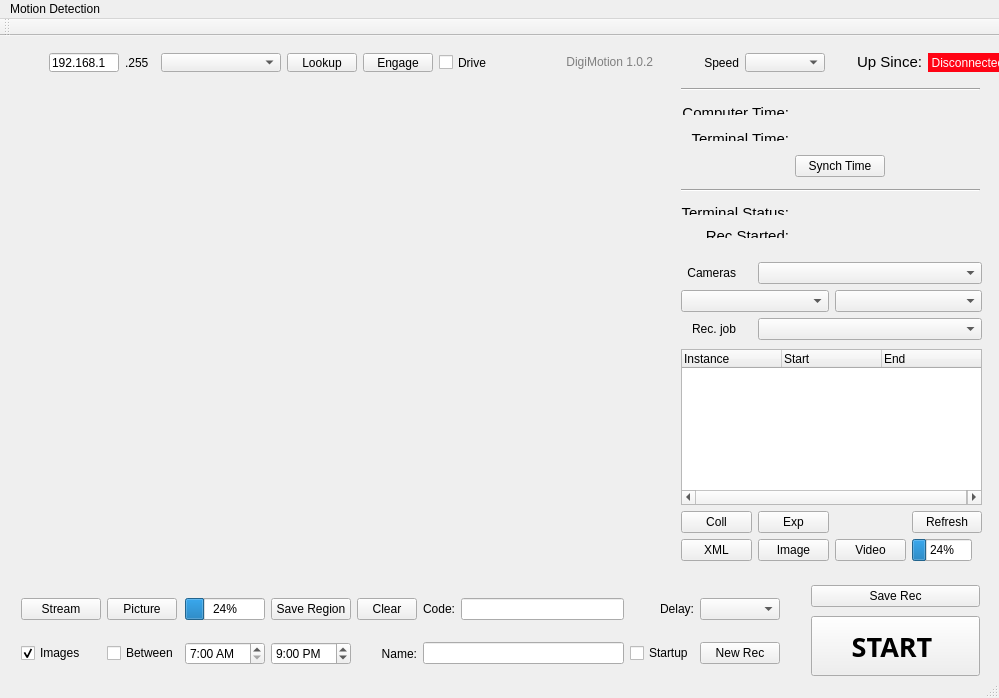
Old version of the form motion-detection/qt_region_app/qtmotion/qtmotion/mainwindow.ui in the repository GrabMotion/motion.
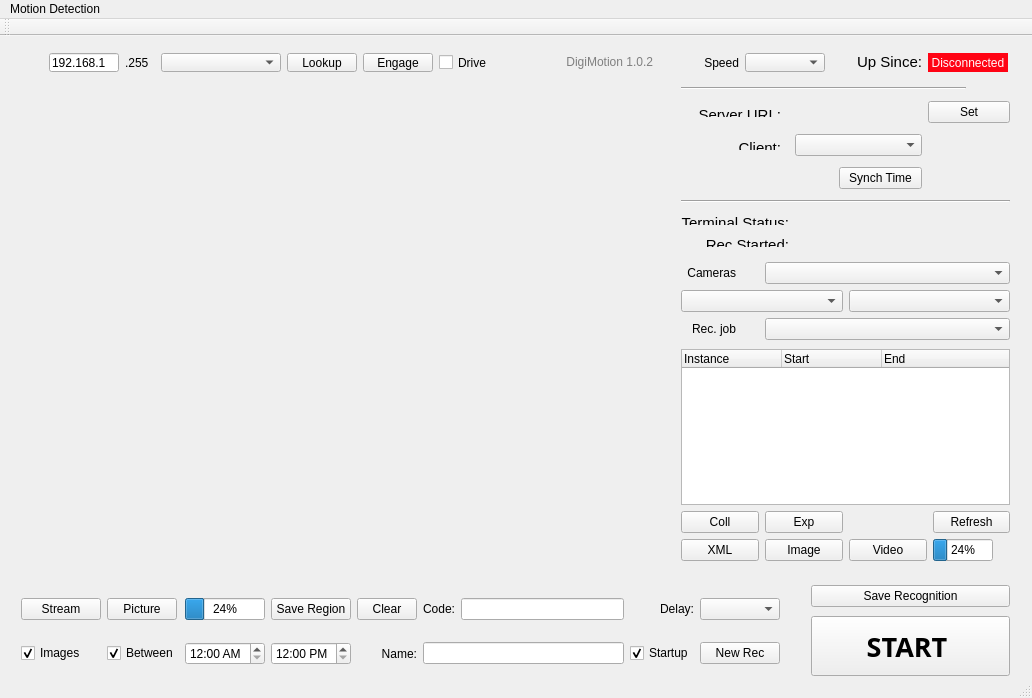
New version of the form. Custom widgets are drawn as their Qt base class.

Patch:
```diff
--- a/motion-detection/qt_region_app/qtmotion/qtmotion/mainwindow.ui
+++ b/motion-detection/qt_region_app/qtmotion/qtmotion/mainwindow.ui
@@ -6,7 +6,7 @@
    <rect>
     <x>0</x>
     <y>0</y>
-    <width>999</width>
+    <width>1032</width>
     <height>698</height>
    </rect>
   </property>
@@ -345,8 +345,8 @@
      <rect>
       <x>670</x>
       <y>46</y>
-      <width>321</width>
-      <height>169</height>
+      <width>351</width>
+      <height>171</height>
      </rect>
     </property>
     <layout class="QGridLayout" name="layout_time">
@@ -359,14 +359,7 @@
      <property name="bottomMargin">
       <number>0</number>
      </property>
-     <item row="4" column="0" colspan="3">
-      <widget class="Line" name="line">
-       <property name="orientation">
-        <enum>Qt::Horizontal</enum>
-       </property>
-      </widget>
-     </item>
-     <item row="6" column="0">
+     <item row="7" column="0">
       <widget class="QLabel" name="label_rec_started">
        <property name="maximumSize">
         <size>
@@ -382,7 +375,7 @@
        </property>
       </widget>
      </item>
-     <item row="5" column="0">
+     <item row="6" column="0">
       <widget class="QLabel" name="label_terminal_status">
        <property name="maximumSize">
         <size>
@@ -402,26 +395,72 @@
       <widget class="QLabel" name="label_terminal_time">
        <property name="maximumSize">
         <size>
-         <width>130</width>
+         <width>100</width>
          <height>11</height>
         </size>
        </property>
        <property name="text">
-        <string>&lt;html&gt;&lt;head/&gt;&lt;body&gt;&lt;p&gt;&lt;span style=&quot; font-size:11pt;&quot;&gt;Terminal Time:&lt;/span&gt;&lt;/p&gt;&lt;/body&gt;&lt;/html&gt;</string>
+        <string>&lt;html&gt;&lt;head/&gt;&lt;body&gt;&lt;p&gt;&lt;span style=&quot; font-size:11pt;&quot;&gt;Server URL:&lt;/span&gt;&lt;/p&gt;&lt;/body&gt;&lt;/html&gt;</string>
        </property>
        <property name="alignment">
         <set>Qt::AlignRight|Qt::AlignTrailing|Qt::AlignVCenter</set>
        </property>
       </widget>
      </item>
-     <item row="0" column="0" colspan="3">
-      <widget class="Line" name="line_2">
+     <item row="3" column="0">
+      <widget class="QLabel" name="label_client_name">
+       <property name="maximumSize">
+        <size>
+         <width>100</width>
+         <height>11</height>
+        </size>
+       </property>
+       <property name="text">
+        <string>&lt;html&gt;&lt;head/&gt;&lt;body&gt;&lt;p&gt;&lt;span style=&quot; font-size:11pt;&quot;&gt;Client:&lt;/span&gt;&lt;/p&gt;&lt;/body&gt;&lt;/html&gt;</string>
+       </property>
+       <property name="alignment">
+        <set>Qt::AlignRight|Qt::AlignTrailing|Qt::AlignVCenter</set>
+       </property>
+      </widget>
+     </item>
+     <item row="3" column="1" colspan="3">
+      <widget class="QComboBox" name="client_number"/>
+     </item>
+     <item row="4" column="4" colspan="2">
+      <widget class="QLabel" name="synched">
+       <property name="maximumSize">
+        <size>
+         <width>100</width>
+         <height>16777215</height>
+        </size>
+       </property>
+       <property name="text">
+        <string/>
+       </property>
+      </widget>
+     </item>
+     <item row="3" column="4" colspan="2">
+      <widget class="QLabel" name="api_link">
+       <property name="text">
+        <string/>
+       </property>
+      </widget>
+     </item>
+     <item row="2" column="4" colspan="2">
+      <widget class="QPushButton" name="set_api_url">
+       <property name="text">
+        <string>Set</string>
+       </property>
+      </widget>
+     </item>
+     <item row="5" column="0" colspan="6">
+      <widget class="Line" name="line">
        <property name="orientation">
         <enum>Qt::Horizontal</enum>
        </property>
       </widget>
      </item>
-     <item row="6" column="1" colspan="2">
+     <item row="7" column="1" colspan="5">
       <widget class="QLabel" name="instance_started_2">
        <property name="maximumSize">
         <size>
@@ -434,21 +473,7 @@
        </property>
       </widget>
      </item>
-     <item row="2" column="1" colspan="2">
-      <widget class="QLabel" name="remote_terminal_time">
-       <property name="text">
-        <string/>
-       </property>
-      </widget>
-     </item>
-     <item row="1" column="1" colspan="2">
-      <widget class="QLabel" name="computer_time">
-       <property name="text">
-        <string/>
-       </property>
-      </widget>
-     </item>
-     <item row="5" column="1" colspan="2">
+     <item row="6" column="1" colspan="5">
       <widget class="QLabel" name="instance_started">
        <property name="maximumSize">
         <size>
@@ -461,23 +486,27 @@
        </property>
       </widget>
      </item>
-     <item row="1" column="0">
-      <widget class="QLabel" name="label_computer_time">
+     <item row="0" column="0" colspan="5">
+      <widget class="Line" name="line_2">
+       <property name="orientation">
+        <enum>Qt::Horizontal</enum>
+       </property>
+      </widget>
+     </item>
+     <item row="4" column="0" colspan="2">
+      <widget class="QLabel" name="remote_terminal_time">
        <property name="maximumSize">
         <size>
-         <width>130</width>
-         <height>11</height>
+         <width>16777215</width>
+         <height>16777215</height>
         </size>
        </property>
        <property name="text">
-        <string>&lt;html&gt;&lt;head/&gt;&lt;body&gt;&lt;p&gt;&lt;span style=&quot; font-size:11pt;&quot;&gt;Computer Time:&lt;/span&gt;&lt;/p&gt;&lt;/body&gt;&lt;/html&gt;</string>
-       </property>
-       <property name="alignment">
-        <set>Qt::AlignRight|Qt::AlignTrailing|Qt::AlignVCenter</set>
+        <string/>
        </property>
       </widget>
      </item>
-     <item row="3" column="1">
+     <item row="4" column="2" colspan="2">
       <widget class="QPushButton" name="set_time">
        <property name="sizePolicy">
         <sizepolicy hsizetype="Minimum" vsizetype="Fixed">
@@ -499,14 +528,8 @@
        </property>
       </widget>
      </item>
-     <item row="3" column="2">
-      <widget class="QLabel" name="synched">
-       <property name="maximumSize">
-        <size>
-         <width>100</width>
-         <height>16777215</height>
-        </size>
-       </property>
+     <item row="2" column="1" colspan="3">
+      <widget class="QLabel" name="server_url">
        <property name="text">
         <string/>
        </property>
@@ -519,109 +542,12 @@
      <rect>
       <x>670</x>
       <y>215</y>
-      <width>323</width>
+      <width>351</width>
       <height>321</height>
      </rect>
     </property>
     <layout class="QGridLayout" name="layout_instances">
-     <item row="4" column="0" colspan="4">
-      <widget class="QTreeWidget" name="remote_directory">
-       <column>
-        <property name="text">
-         <string>Instance</string>
-        </property>
-       </column>
-       <column>
-        <property name="text">
-         <string>Start</string>
-        </property>
-       </column>
-       <column>
-        <property name="text">
-         <string>End</string>
-        </property>
-       </column>
-      </widget>
-     </item>
-     <item row="2" column="0">
-      <widget class="QLabel" name="label_rec_job">
-       <property name="maximumSize">
-        <size>
-         <width>55</width>
-         <height>16777215</height>
-        </size>
-       </property>
-       <property name="text">
-        <string>Rec. job</string>
-       </property>
-       <property name="alignment">
-        <set>Qt::AlignRight|Qt::AlignTrailing|Qt::AlignVCenter</set>
-       </property>
-      </widget>
-     </item>
-     <item row="5" column="1">
-      <widget class="QPushButton" name="expand">
-       <property name="text">
-        <string>Exp</string>
-       </property>
-      </widget>
-     </item>
      <item row="6" column="2">
-      <widget class="QPushButton" name="watch_video">
-       <property name="maximumSize">
-        <size>
-         <width>16777215</width>
-         <height>16777215</height>
-        </size>
-       </property>
-       <property name="text">
-        <string>Video</string>
-       </property>
-      </widget>
-     </item>
-     <item row="1" column="0" colspan="2">
-      <widget class="QComboBox" name="motionmonth"/>
-     </item>
-     <item row="5" column="0">
-      <widget class="QPushButton" name="collapse">
-       <property name="maximumSize">
-        <size>
-         <width>16777215</width>
-         <height>16777215</height>
-        </size>
-       </property>
-       <property name="text">
-        <string>Coll</string>
-       </property>
-      </widget>
-     </item>
-     <item row="6" column="3">
-      <widget class="QProgressBar" name="xml_progress">
-       <property name="maximumSize">
-        <size>
-         <width>60</width>
-         <height>16777215</height>
-        </size>
-       </property>
-       <property name="value">
-        <number>24</number>
-       </property>
-      </widget>
-     </item>
-     <item row="0" column="1" colspan="3">
-      <widget class="QComboBox" name="cameracombo"/>
-     </item>
-     <item row="2" column="1" colspan="3">
-      <widget class="QComboBox" name="rec">
-       <property name="minimumSize">
-        <size>
-         <width>150</width>
-         <height>0</height>
-        </size>
-       </property>
-      </widget>
-     </item>
-     <item row="5" column="2">
       <layout class="QHBoxLayout" name="instance_spinner">
        <item>
         <spacer name="spinnerLeftSpacer_2">
@@ -651,23 +577,23 @@
        </item>
       </layout>
      </item>
-     <item row="6" column="0">
-      <widget class="QPushButton" name="getxml">
-       <property name="maximumSize">
-        <size>
-         <width>16777215</width>
-         <height>16777215</height>
-        </size>
-       </property>
-       <property name="text">
-        <string>XML</string>
-       </property>
-      </widget>
-     </item>
      <item row="1" column="2" colspan="2">
       <widget class="QComboBox" name="motionday"/>
      </item>
-     <item row="5" column="3">
+     <item row="7" column="0">
+      <widget class="QPushButton" name="getxml">
+       <property name="maximumSize">
+        <size>
+         <width>16777215</width>
+         <height>16777215</height>
+        </size>
+       </property>
+       <property name="text">
+        <string>XML</string>
+       </property>
+      </widget>
+     </item>
+     <item row="6" column="3">
       <widget class="QPushButton" name="refresh">
        <property name="maximumSize">
         <size>
@@ -696,19 +622,6 @@
        </property>
       </widget>
      </item>
-     <item row="6" column="1">
-      <widget class="QPushButton" name="watch_image">
-       <property name="maximumSize">
-        <size>
-         <width>16777215</width>
-         <height>16777215</height>
-        </size>
-       </property>
-       <property name="text">
-        <string>Image</string>
-       </property>
-      </widget>
-     </item>
      <item row="3" column="1">
       <spacer name="verticalSpacer">
        <property name="orientation">
@@ -722,6 +635,116 @@
        </property>
       </spacer>
      </item>
+     <item row="7" column="1">
+      <widget class="QPushButton" name="watch_image">
+       <property name="maximumSize">
+        <size>
+         <width>16777215</width>
+         <height>16777215</height>
+        </size>
+       </property>
+       <property name="text">
+        <string>Image</string>
+       </property>
+      </widget>
+     </item>
+     <item row="2" column="0">
+      <widget class="QLabel" name="label_rec_job">
+       <property name="maximumSize">
+        <size>
+         <width>55</width>
+         <height>16777215</height>
+        </size>
+       </property>
+       <property name="text">
+        <string>Rec. job</string>
+       </property>
+       <property name="alignment">
+        <set>Qt::AlignRight|Qt::AlignTrailing|Qt::AlignVCenter</set>
+       </property>
+      </widget>
+     </item>
+     <item row="6" column="1">
+      <widget class="QPushButton" name="expand">
+       <property name="text">
+        <string>Exp</string>
+       </property>
+      </widget>
+     </item>
+     <item row="7" column="2">
+      <widget class="QPushButton" name="watch_video">
+       <property name="maximumSize">
+        <size>
+         <width>16777215</width>
+         <height>16777215</height>
+        </size>
+       </property>
+       <property name="text">
+        <string>Video</string>
+       </property>
+      </widget>
+     </item>
+     <item row="1" column="0" colspan="2">
+      <widget class="QComboBox" name="motionmonth"/>
+     </item>
+     <item row="5" column="0" colspan="4">
+      <widget class="QTreeWidget" name="remote_directory">
+       <column>
+        <property name="text">
+         <string>Instance</string>
+        </property>
+       </column>
+       <column>
+        <property name="text">
+         <string>Start</string>
+        </property>
+       </column>
+       <column>
+        <property name="text">
+         <string>End</string>
+        </property>
+       </column>
+      </widget>
+     </item>
+     <item row="0" column="1" colspan="3">
+      <widget class="QComboBox" name="cameracombo"/>
+     </item>
+     <item row="6" column="0">
+      <widget class="QPushButton" name="collapse">
+       <property name="maximumSize">
+        <size>
+         <width>16777215</width>
+         <height>16777215</height>
+        </size>
+       </property>
+       <property name="text">
+        <string>Coll</string>
+       </property>
+      </widget>
+     </item>
+     <item row="7" column="3">
+      <widget class="QProgressBar" name="xml_progress">
+       <property name="maximumSize">
+        <size>
+         <width>60</width>
+         <height>16777215</height>
+        </size>
+       </property>
+       <property name="value">
+        <number>24</number>
+       </property>
+      </widget>
+     </item>
+     <item row="2" column="1" colspan="3">
+      <widget class="QComboBox" name="rec">
+       <property name="minimumSize">
+        <size>
+         <width>150</width>
+         <height>0</height>
+        </size>
+       </property>
+      </widget>
+     </item>
     </layout>
    </widget>
    <widget class="QWidget" name="gridLayoutWidget_5">
@@ -889,7 +912,7 @@
        </property>
        <property name="time">
         <time>
-         <hour>7</hour>
+         <hour>0</hour>
          <minute>0</minute>
          <second>0</second>
         </time>
@@ -906,7 +929,7 @@
        </property>
        <property name="minimumDateTime">
         <datetime>
-         <hour>7</hour>
+         <hour>0</hour>
          <minute>0</minute>
          <second>0</second>
          <year>2000</year>
@@ -923,7 +946,7 @@
        </property>
        <property name="minimumTime">
         <time>
-         <hour>7</hour>
+         <hour>0</hour>
          <minute>0</minute>
          <second>0</second>
         </time>
@@ -940,7 +963,7 @@
       <widget class="QDateTimeEdit" name="time_to">
        <property name="time">
         <time>
-         <hour>21</hour>
+         <hour>12</hour>
          <minute>0</minute>
          <second>0</second>
         </time>
@@ -951,7 +974,7 @@
          <minute>59</minute>
          <second>59</second>
          <year>2000</year>
-         <month>2</month>
+         <month>1</month>
          <day>1</day>
         </datetime>
        </property>
@@ -1000,6 +1023,9 @@
        <property name="text">
         <string>Startup</string>
        </property>
+       <property name="checked">
+        <bool>true</bool>
+       </property>
       </widget>
      </item>
      <item row="1" column="8">
@@ -1021,121 +1047,7 @@
         <bool>true</bool>
        </property>
        <property name="checked">
-        <bool>false</bool>
-       </property>
-      </widget>
-     </item>
-    </layout>
-   </widget>
-   <widget class="QWidget" name="gridLayoutWidget_3">
-    <property name="geometry">
-     <rect>
-      <x>1000</x>
-      <y>6</y>
-      <width>431</width>
-      <height>611</height>
-     </rect>
-    </property>
-    <layout class="QGridLayout" name="process_quene">
-     <item row="2" column="0" colspan="5">
-      <widget class="QTreeWidget" name="process_list">
-       <column>
-        <property name="text">
-         <string>Process</string>
-        </property>
-       </column>
-       <column>
-        <property name="text">
-         <string>Status</string>
-        </property>
-       </column>
-      </widget>
-     </item>
-     <item row="0" column="0">
-      <widget class="QLabel" name="label_process">
-       <property name="text">
-        <string> Process:</string>
-       </property>
-       <property name="alignment">
-        <set>Qt::AlignRight|Qt::AlignTrailing|Qt::AlignVCenter</set>
-       </property>
-      </widget>
-     </item>
-     <item row="0" column="4">
-      <widget class="QPushButton" name="run">
-       <property name="maximumSize">
-        <size>
-         <width>60</width>
-         <height>16777215</height>
-        </size>
-       </property>
-       <property name="text">
-        <string>Run</string>
-       </property>
-      </widget>
-     </item>
-     <item row="0" column="1" colspan="3">
-      <widget class="QComboBox" name="process"/>
-     </item>
-     <item row="1" column="1" colspan="2">
-      <widget class="QDateTimeEdit" name="time_process">
-       <property name="maximumSize">
-        <size>
-         <width>16777215</width>
-         <height>16777215</height>
-        </size>
-       </property>
-       <property name="displayFormat">
-        <string>hh:mm A</string>
-       </property>
-      </widget>
-     </item>
-     <item row="3" column="0">
-      <widget class="QPushButton" name="edit_process">
-       <property name="maximumSize">
-        <size>
-         <width>120</width>
-         <height>16777215</height>
-        </size>
-       </property>
-       <property name="text">
-        <string>Edit Process</string>
-       </property>
-      </widget>
-     </item>
-     <item row="1" column="3" colspan="2">
-      <widget class="QPushButton" name="quene">
-       <property name="maximumSize">
-        <size>
-         <width>16777215</width>
-         <height>16777215</height>
-        </size>
-       </property>
-       <property name="text">
-        <string>Quene</string>
-       </property>
-      </widget>
-     </item>
-     <item row="1" column="0">
-      <widget class="QLabel" name="label_process_schedule">
-       <property name="text">
-        <string>Schedule:</string>
-       </property>
-       <property name="alignment">
-        <set>Qt::AlignRight|Qt::AlignTrailing|Qt::AlignVCenter</set>
-       </property>
-      </widget>
-     </item>
-     <item row="3" column="3" colspan="2">
-      <widget class="QPushButton" name="end_process">
-       <property name="maximumSize">
-        <size>
-         <width>120</width>
-         <height>16777215</height>
-        </size>
-       </property>
-       <property name="text">
-        <string>End Proces</string>
+        <bool>true</bool>
        </property>
       </widget>
      </item>
@@ -1159,7 +1071,7 @@
      <rect>
       <x>800</x>
       <y>535</y>
-      <width>191</width>
+      <width>221</width>
       <height>121</height>
      </rect>
     </property>
@@ -1226,8 +1138,11 @@
          <height>16777215</height>
         </size>
        </property>
+       <property name="styleSheet">
+        <string notr="true">font: 14pt &quot;.SF NS Text&quot;;</string>
+       </property>
        <property name="text">
-        <string>Save Rec</string>
+        <string>Save Recognition</string>
        </property>
       </widget>
      </item>
@@ -1239,7 +1154,7 @@
     <rect>
      <x>0</x>
      <y>0</y>
-     <width>999</width>
+     <width>1032</width>
      <height>22</height>
     </rect>
    </property>
```
Left out of the diff: 5 changed lines with no effect on the pictures.
